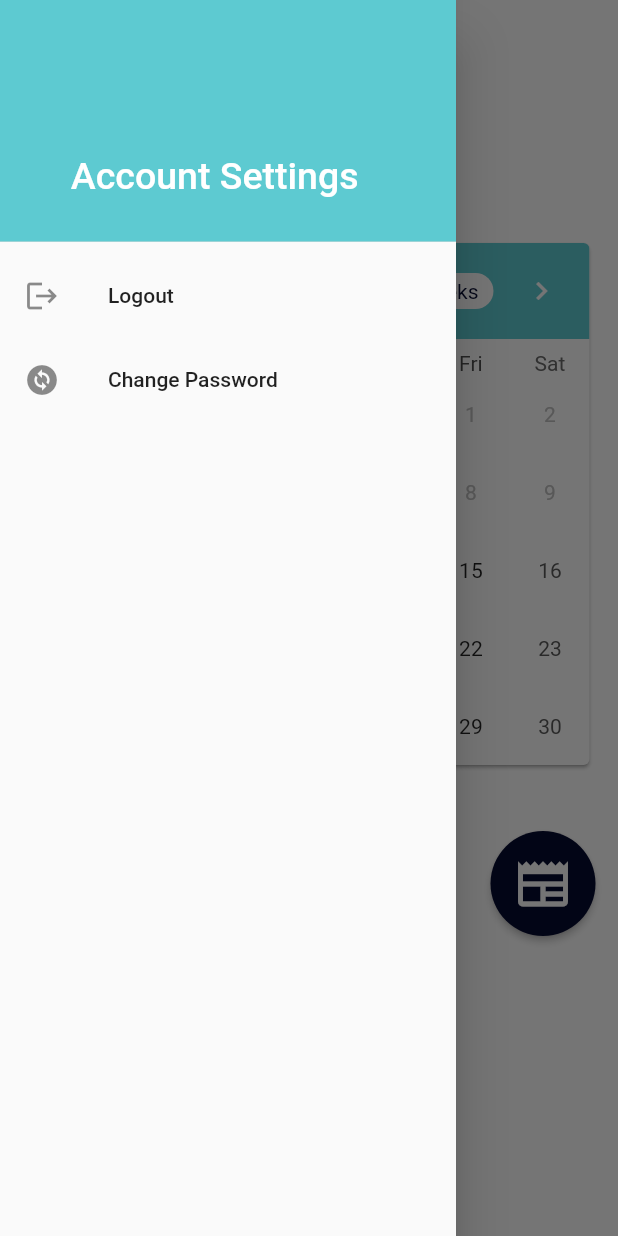
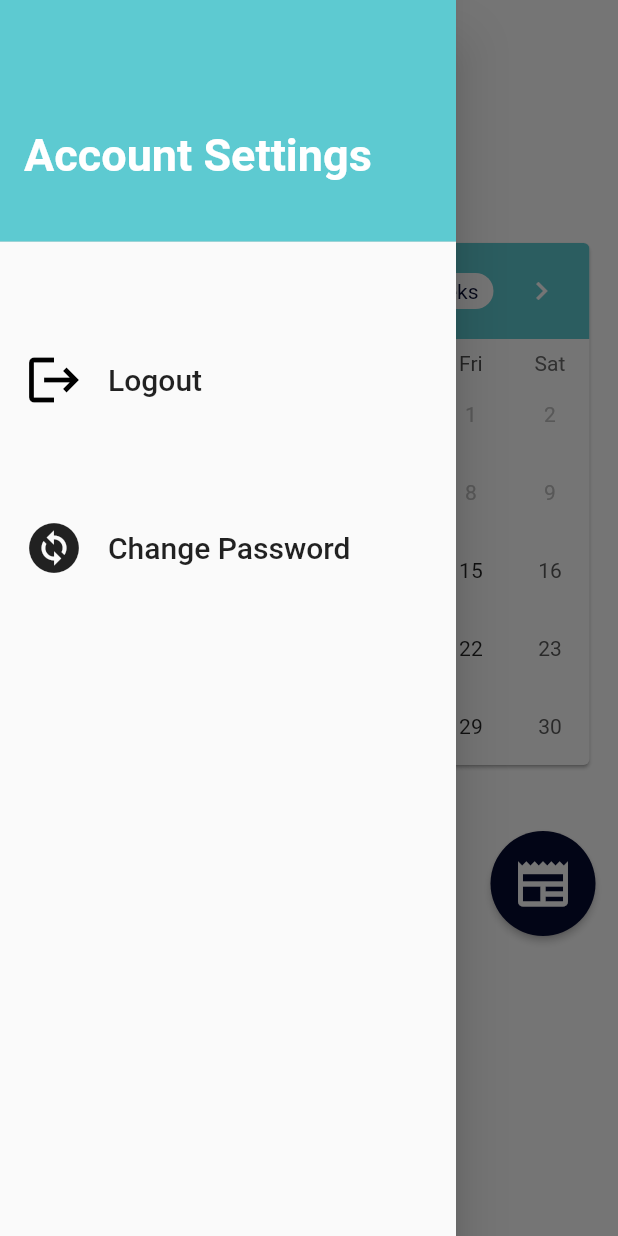
Before and after one commit to meh-noor/LUMS-Social, a Flutter app: the screen it shows once a user with an empty profile is signed in, with the side drawer open, on a phone screen of 412 x 824 dp. Run offline on Flutter 3.47's test engine with Material 2 defaults, Android fonts, the phone set to English and light mode, and no system bars; drawn by our look-alikes of table_calendar; our stand-ins replace cloud_firestore, firebase_auth, firebase_core, firebase_storage, flutter_form_builder, image_picker and 1 more; missing offline and left inert: dart:ffi; accounts and stored records are empty; Roboto replaces fonts that are missing (Poppins).

Commit message:
studentDashFinal

```diff
--- a/lib/screens/Admin/studentDashboard.dart
+++ b/lib/screens/Admin/studentDashboard.dart
@@ -117,6 +117,7 @@ class _studentState extends State<student> {
             // SignOut(),
           ]);
 
+
   Widget SideMenu() =>
   Drawer(
       child: ListView(
@@ -124,9 +125,9 @@ class _studentState extends State<student> {
         children: <Widget>[
           DrawerHeader(
             child: Text(
-              '     \n\n\n     Account Settings',
+              '     \n\nAccount Settings',
 
-              style: TextStyle(color: Colors.white, fontSize: 25,),
+              style: TextStyle(color: Colors.white, fontSize: 30,fontWeight: FontWeight.bold),
             ),
             decoration: BoxDecoration(
                 color: Color(0xFF5DCAD1),
@@ -138,8 +139,11 @@ class _studentState extends State<student> {
                     ),
           ),
           ListTile(
-            leading: Icon(Icons.logout),
-            title: Text('Logout',),
+            title: Text('\n'),
+          ),
+          ListTile(
+            leading: Icon(Icons.logout,size: 40, color: Colors.black,),
+            title: Text('Logout', style: TextStyle(fontSize: 20),),
 
             onTap: () async {
         await _auth.signOut();
@@ -148,8 +152,11 @@ class _studentState extends State<student> {
       },
           ),
           ListTile(
-            leading: Icon(Icons.change_circle),
-            title: Text('Change Password'),
+            title: Text('\n'),
+          ),
+          ListTile(
+            leading: Icon(Icons.change_circle,size: 40, color: Colors.black87,),
+            title: Text('Change Password', style: TextStyle(fontSize: 20),),
             onTap: () async {
         await _auth.signOut();
               Navigator.push(
```
